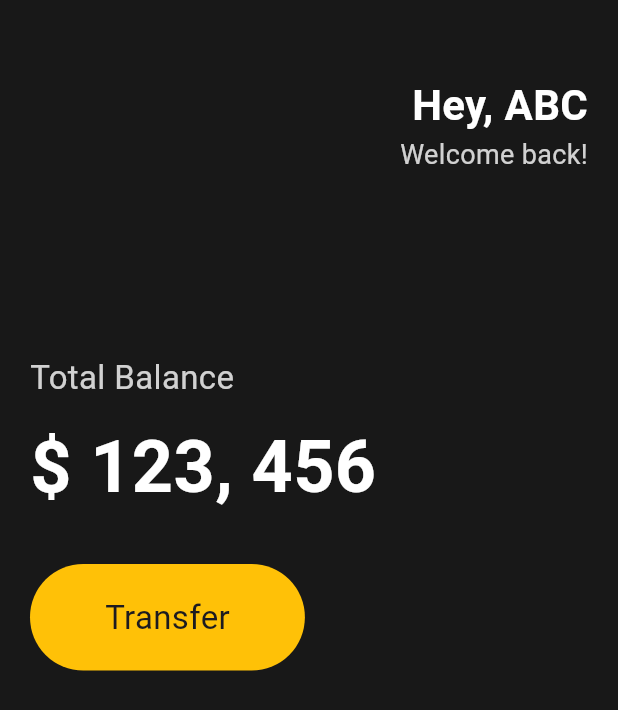
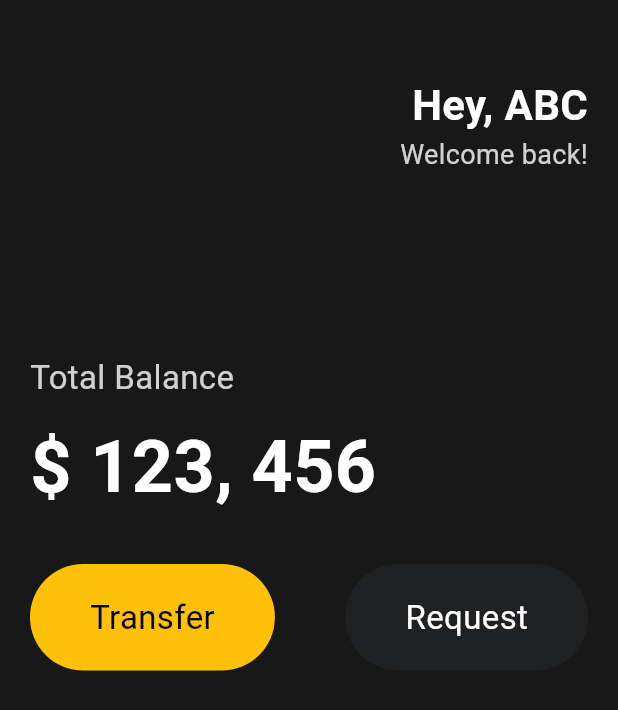
Before and after one commit to 938938/flutter_learn, a Flutter app: the screen it shows after launch, on a phone screen of 412 x 824 dp. Shown: the top 710 px of the screen. Run offline on Flutter 3.47's test engine with Material 3 defaults, Android fonts, the light colour scheme and no system bars.

Commit message:
[FEAT] 3.5 Reusable Widgets

```diff
--- a/lib/main.dart
+++ b/lib/main.dart
@@ -1,4 +1,5 @@
 import 'package:flutter/material.dart';
+import 'package:ft/widgets/Btn.dart';
 
 void main() {
   runApp(const MyApp());
@@ -62,20 +63,10 @@ class MyApp extends StatelessWidget {
               ),
               SizedBox(height: 30),
               Row(
+                mainAxisAlignment: MainAxisAlignment.spaceBetween,
                 children: [
-                  Container(
-                    decoration: BoxDecoration(
-                      color: Colors.amber,
-                      borderRadius: BorderRadius.circular(45),
-                    ),
-                    child: Padding(
-                      padding: const EdgeInsets.symmetric(
-                        vertical: 20,
-                        horizontal: 50,
-                      ),
-                      child: Text('Transfer', style: TextStyle(fontSize: 22)),
-                    ),
-                  ),
+                  Btn(text: 'Transfer', bgColor: Colors.amber, textColor: Colors.black),
+                  Btn(text: 'Request', bgColor: Color(0xFF1F2123), textColor: Colors.white),
                 ],
               ),
             ],
--- /dev/null
+++ b/lib/widgets/Btn.dart
@@ -0,0 +1,28 @@
+import 'package:flutter/material.dart';
+
+class Btn extends StatelessWidget {
+  final String text;
+  final Color bgColor;
+  final Color textColor;
+
+  const Btn({
+    super.key,
+    required this.text,
+    required this.bgColor,
+    required this.textColor,
+  });
+
+  @override
+  Widget build(BuildContext context) {
+    return Container(
+      decoration: BoxDecoration(
+        color: bgColor,
+        borderRadius: BorderRadius.circular(45),
+      ),
+      child: Padding(
+        padding: const EdgeInsets.symmetric(vertical: 20, horizontal: 40),
+        child: Text(text, style: TextStyle(fontSize: 22, color: textColor)),
+      ),
+    );
+  }
+}
```
Also changed, not shown: 1 other file.
